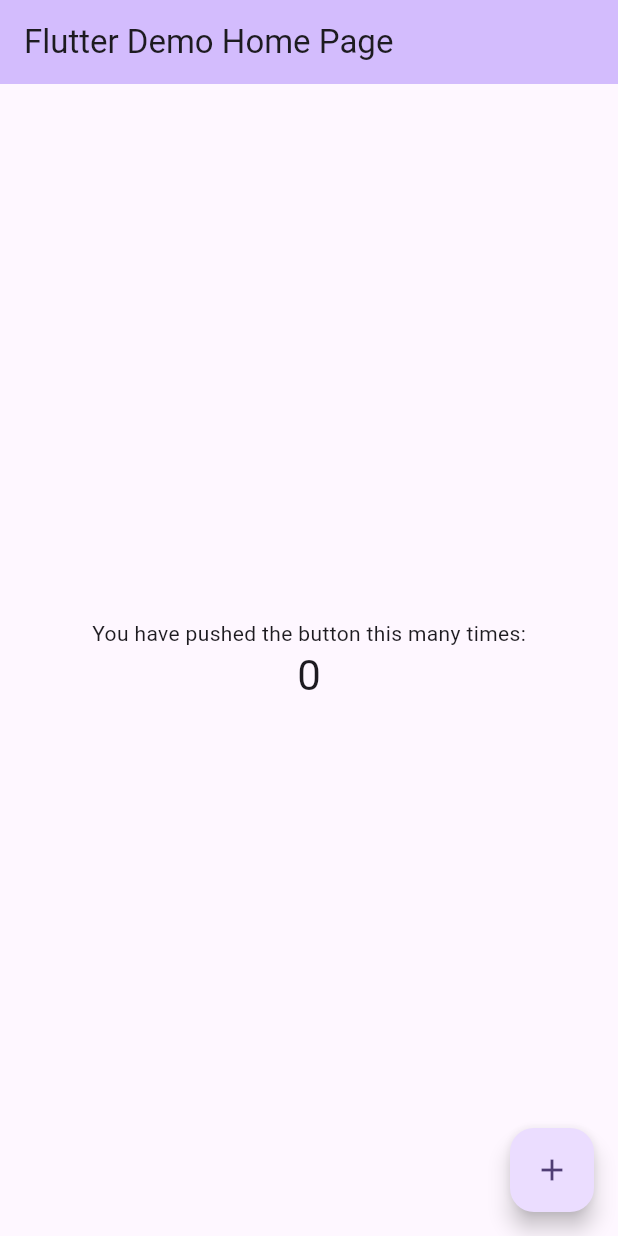
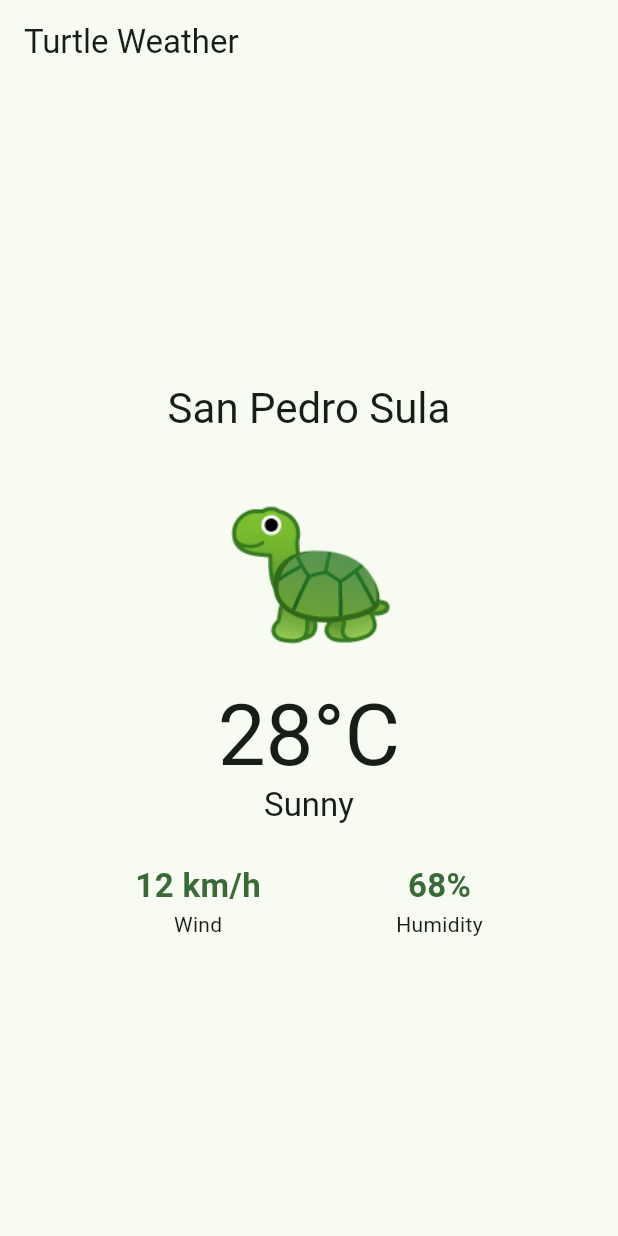
Before and after one commit to Ianbp3/Proyecto-Tortuguita, a Flutter app: the screen it shows after launch, on a phone screen of 412 x 824 dp. Run offline on Flutter 3.47's test engine with Material 3 defaults, Android fonts, the phone set to English and light mode, and no system bars.

Commit message:
Add static weather screen with fake data

```diff
--- a/lib/main.dart
+++ b/lib/main.dart
@@ -1,122 +1,28 @@
 import 'package:flutter/material.dart';
 
+import 'screens/home_screen.dart';
+
 void main() {
-  runApp(const MyApp());
+  runApp(const TurtleWeatherApp());
 }
 
-class MyApp extends StatelessWidget {
-  const MyApp({super.key});
+class TurtleWeatherApp extends StatelessWidget {
+  const TurtleWeatherApp({super.key});
 
-  // This widget is the root of your application.
   @override
   Widget build(BuildContext context) {
     return MaterialApp(
-      title: 'Flutter Demo',
+      title: 'Turtle Weather',
       theme: ThemeData(
-        // This is the theme of your application.
-        //
-        // TRY THIS: Try running your application with "flutter run". You'll see
-        // the application has a purple toolbar. Then, without quitting the app,
-        // try changing the seedColor in the colorScheme below to Colors.green
-        // and then invoke "hot reload" (save your changes or press the "hot
-        // reload" button in a Flutter-supported IDE, or press "r" if you used
-        // the command line to start the app).
-        //
-        // Notice that the counter didn't reset back to zero; the application
-        // state is not lost during the reload. To reset the state, use hot
-        // restart instead.
-        //
-        // This works for code too, not just values: Most code changes can be
-        // tested with just a hot reload.
-        colorScheme: .fromSeed(seedColor: Colors.deepPurple),
+        colorScheme: ColorScheme.fromSeed(seedColor: Colors.green),
       ),
-      home: const MyHomePage(title: 'Flutter Demo Home Page'),
+      darkTheme: ThemeData(
+        colorScheme: ColorScheme.fromSeed(
+          seedColor: Colors.green,
+          brightness: Brightness.dark,
+        ),
+      ),
+      home: const HomeScreen(),
     );
   }
 }
-
-class MyHomePage extends StatefulWidget {
-  const MyHomePage({super.key, required this.title});
-
-  // This widget is the home page of your application. It is stateful, meaning
-  // that it has a State object (defined below) that contains fields that affect
-  // how it looks.
-
-  // This class is the configuration for the state. It holds the values (in this
-  // case the title) provided by the parent (in this case the App widget) and
-  // used by the build method of the State. Fields in a Widget subclass are
-  // always marked "final".
-
-  final String title;
-
-  @override
-  State<MyHomePage> createState() => _MyHomePageState();
-}
-
-class _MyHomePageState extends State<MyHomePage> {
-  int _counter = 0;
-
-  void _incrementCounter() {
-    setState(() {
-      // This call to setState tells the Flutter framework that something has
-      // changed in this State, which causes it to rerun the build method below
-      // so that the display can reflect the updated values. If we changed
-      // _counter without calling setState(), then the build method would not be
-      // called again, and so nothing would appear to happen.
-      _counter++;
-    });
-  }
-
-  @override
-  Widget build(BuildContext context) {
-    // This method is rerun every time setState is called, for instance as done
-    // by the _incrementCounter method above.
-    //
-    // The Flutter framework has been optimized to make rerunning build methods
-    // fast, so that you can just rebuild anything that needs updating rather
-    // than having to individually change instances of widgets.
-    return Scaffold(
-      appBar: AppBar(
-        // TRY THIS: Try changing the color here to a specific color (to
-        // Colors.amber, perhaps?) and trigger a hot reload to see the AppBar
-        // change color while the other colors stay the same.
-        backgroundColor: Theme.of(context).colorScheme.inversePrimary,
-        // Here we take the value from the MyHomePage object that was created by
-        // the App.build method, and use it to set our appbar title.
-        title: Text(widget.title),
-      ),
-      body: Center(
-        // Center is a layout widget. It takes a single child and positions it
-        // in the middle of the parent.
-        child: Column(
-          // Column is also a layout widget. It takes a list of children and
-          // arranges them vertically. By default, it sizes itself to fit its
-          // children horizontally, and tries to be as tall as its parent.
-          //
-          // Column has various properties to control how it sizes itself and
-          // how it positions its children. Here we use mainAxisAlignment to
-          // center the children vertically; the main axis here is the vertical
-          // axis because Columns are vertical (the cross axis would be
-          // horizontal).
-          //
-          // TRY THIS: Invoke "debug painting" (choose the "Toggle Debug Paint"
-          // action in the IDE, or press "p" in the console), to see the
-          // wireframe for each widget.
-          mainAxisAlignment: .center,
-          children: [
-            const Text('You have pushed the button this many times:'),
-            Text(
-              '$_counter',
-              style: Theme.of(context).textTheme.headlineMedium,
-            ),
-          ],
-        ),
-      ),
-      floatingActionButton: FloatingActionButton(
-        onPressed: _incrementCounter,
-        tooltip: 'Increment',
-        child: const Icon(Icons.add),
-      ),
-    );
-  }
-}
--- /dev/null
+++ b/lib/models/weather.dart
@@ -0,0 +1,15 @@
+class Weather {
+  final String city;
+  final double temperature;
+  final String condition;
+  final double windSpeed;
+  final int humidity;
+
+  const Weather({
+    required this.city,
+    required this.temperature,
+    required this.condition,
+    required this.windSpeed,
+    required this.humidity,
+  });
+}
--- /dev/null
+++ b/lib/screens/home_screen.dart
@@ -0,0 +1,88 @@
+import 'package:flutter/material.dart';
+
+import '../models/weather.dart';
+
+class HomeScreen extends StatelessWidget {
+  const HomeScreen({super.key});
+
+  static const Weather _fake = Weather(
+    city: 'San Pedro Sula',
+    temperature: 28.0,
+    condition: 'Sunny',
+    windSpeed: 12.0,
+    humidity: 68,
+  );
+
+  @override
+  Widget build(BuildContext context) {
+    final scheme = Theme.of(context).colorScheme;
+    return Scaffold(
+      appBar: AppBar(title: const Text('Turtle Weather')),
+      body: SafeArea(
+        child: Center(
+          child: Column(
+            mainAxisAlignment: MainAxisAlignment.center,
+            children: [
+              Text(
+                _fake.city,
+                style: Theme.of(context).textTheme.headlineMedium,
+              ),
+              const SizedBox(height: 16),
+              const Text('🐢', style: TextStyle(fontSize: 96)),
+              const SizedBox(height: 16),
+              Text(
+                '${_fake.temperature.toStringAsFixed(0)}°C',
+                style: Theme.of(context).textTheme.displayLarge,
+              ),
+              Text(
+                _fake.condition,
+                style: Theme.of(context).textTheme.titleLarge,
+              ),
+              const SizedBox(height: 24),
+              Row(
+                mainAxisAlignment: MainAxisAlignment.spaceEvenly,
+                children: [
+                  _Stat(
+                    label: 'Wind',
+                    value: '${_fake.windSpeed.toStringAsFixed(0)} km/h',
+                    color: scheme.primary,
+                  ),
+                  _Stat(
+                    label: 'Humidity',
+                    value: '${_fake.humidity}%',
+                    color: scheme.primary,
+                  ),
+                ],
+              ),
+            ],
+          ),
+        ),
+      ),
+    );
+  }
+}
+
+class _Stat extends StatelessWidget {
+  final String label;
+  final String value;
+  final Color color;
+
+  const _Stat({required this.label, required this.value, required this.color});
+
+  @override
+  Widget build(BuildContext context) {
+    return Column(
+      children: [
+        Text(
+          value,
+          style: TextStyle(
+            fontSize: 22,
+            fontWeight: FontWeight.bold,
+            color: color,
+          ),
+        ),
+        Text(label),
+      ],
+    );
+  }
+}
```
Also changed, not shown: 1 other file.
